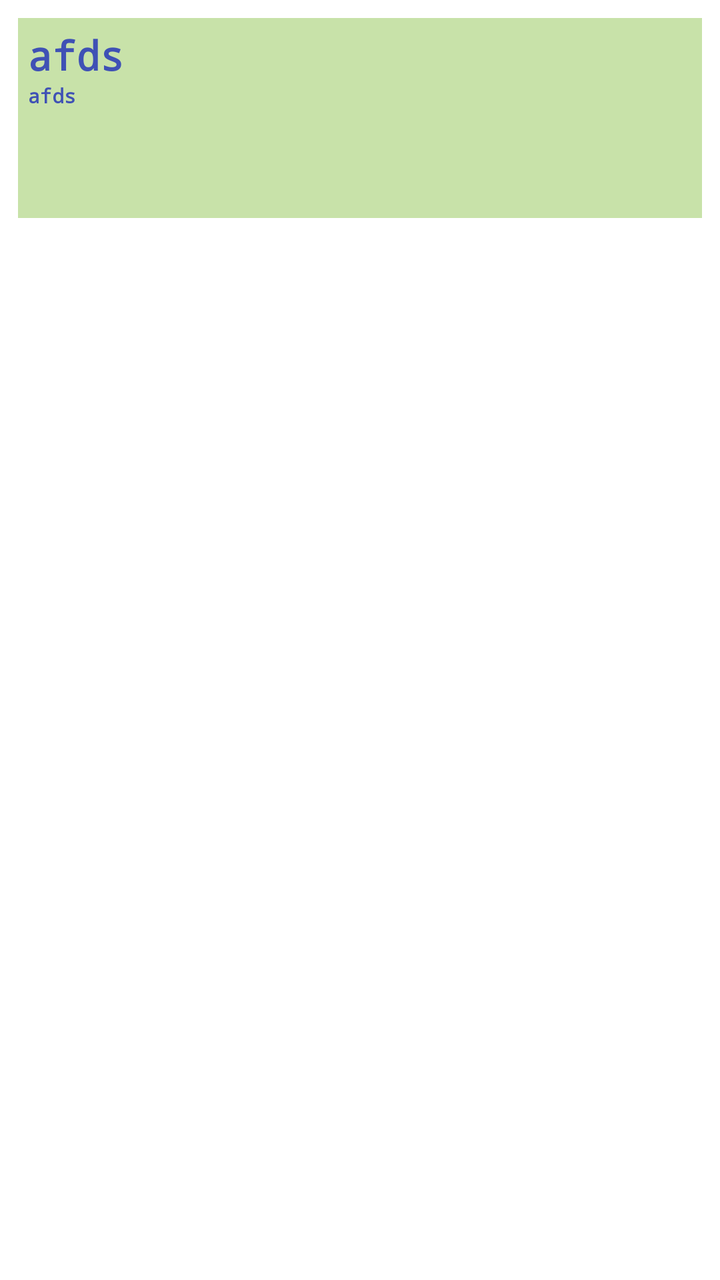
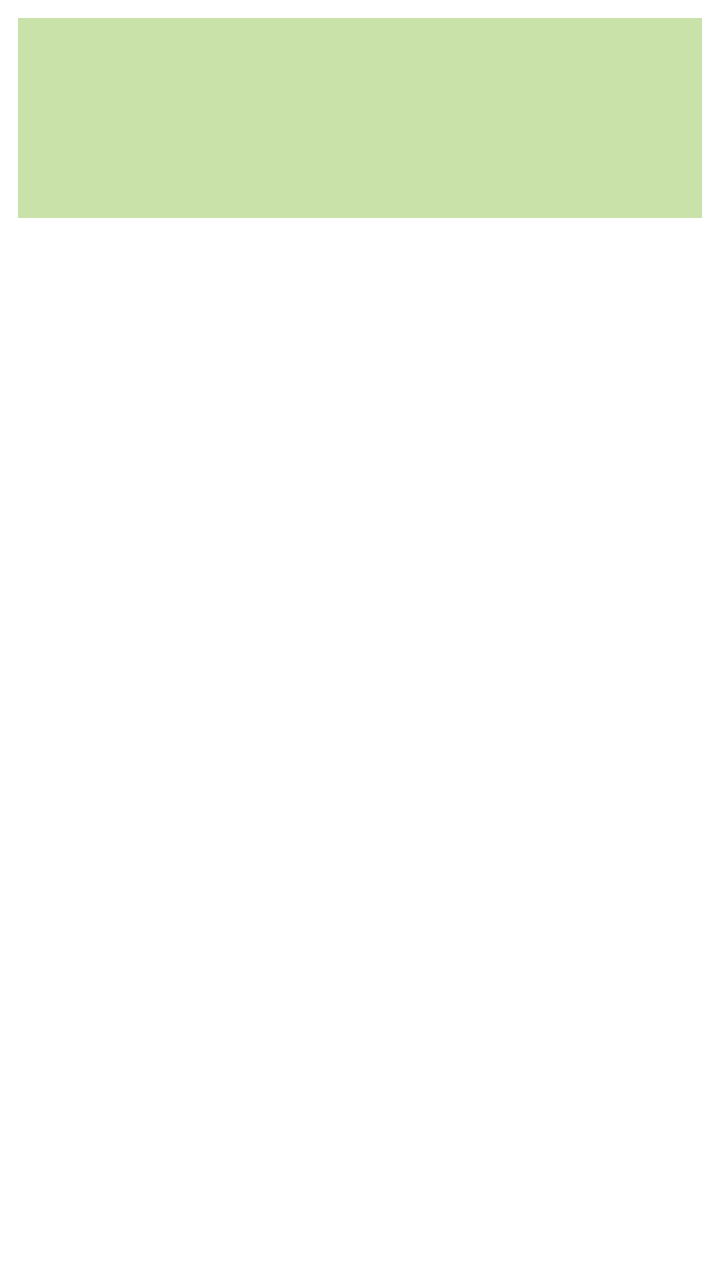

Before-and-after screenshots of an Android layout around one commit, followed by the original layout XML and the change that was made.
<!-- AndroidManifest.xml: application theme Theme.Chandanaish -->
<!-- res/layout/demo_list_view.xml -->
<?xml version="1.0" encoding="utf-8"?>
<LinearLayout xmlns:android="http://schemas.android.com/apk/res/android"
    android:layout_width="match_parent"
    android:id="@+id/listitemview"
    android:orientation="vertical"
    android:layout_margin="5dp"
    android:padding="5dp"
    android:layout_height="match_parent">
    <LinearLayout
        android:layout_width="match_parent"
        android:layout_margin="4dp"
        android:background="#798BC34A"
        android:padding="5dp"
        android:orientation="vertical"
        android:layout_height="100dp">


        <TextView
            android:id="@+id/textitemdemo"
            android:text="afds"
            android:textSize="20sp"
            android:textStyle="bold"
            android:textColor="#3F51B5"
            android:fontFamily="monospace"
            android:layout_width="match_parent"
            android:layout_height="wrap_content"/>
        <TextView
            android:id="@+id/eiin"
            android:text="afds"
            android:textSize="10sp"
            android:textStyle="bold"
            android:textColor="#3F51B5"
            android:fontFamily="monospace"
            android:layout_width="match_parent"
            android:layout_height="wrap_content"/>

    </LinearLayout>


</LinearLayout>
<!-- resources referenced by this layout -->
<resources>
  <style name="Theme.Chandanaish" parent="Theme.MaterialComponents.DayNight.NoActionBar">
          
          <item name="colorPrimary">@color/purple_500</item>
          <item name="colorPrimaryVariant">@color/purple_700</item>
          <item name="colorOnPrimary">@color/white</item>
          
          <item name="colorSecondary">@color/teal_200</item>
          <item name="colorSecondaryVariant">@color/teal_700</item>
          <item name="colorOnSecondary">@color/black</item>
          
          <item name="android:statusBarColor">?attr/colorPrimaryVariant</item>
          
      </style>
  <color name="purple_500">#FF6200EE</color>
  <color name="purple_700">#FF3700B3</color>
  <color name="white">#FFFFFFFF</color>
  <color name="teal_200">#FF03DAC5</color>
  <color name="teal_700">#FF018786</color>
  <color name="black">#FF000000</color>
</resources>

<!-- the commit's change to res/layout/demo_list_view.xml (unified diff, before → after) -->
@@ -17,7 +17,7 @@
 
         <TextView
             android:id="@+id/textitemdemo"
-            android:text="afds"
+            android:text=""
             android:textSize="20sp"
             android:textStyle="bold"
             android:textColor="#3F51B5"
@@ -26,7 +26,7 @@
             android:layout_height="wrap_content"/>
         <TextView
             android:id="@+id/eiin"
-            android:text="afds"
+            android:text=""
             android:textSize="10sp"
             android:textStyle="bold"
             android:textColor="#3F51B5"
